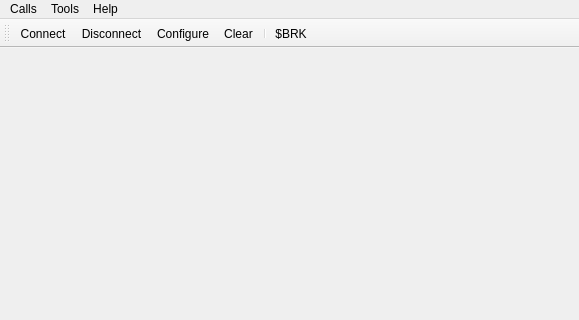
Above: mainwindow.ui from CodElecCz/SagemMorphoUI before the change; both pictures show x 0 to 579 and y 0 to 320 of the 579 by 500 pixel window. Below: the same form after it.
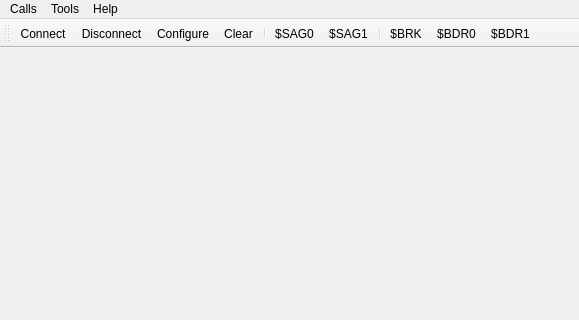
That is the form after the change. Icons and pictures are not drawn.

```diff
--- a/mainwindow.ui
+++ b/mainwindow.ui
@@ -64,7 +64,12 @@
    <addaction name="actionConfigure"/>
    <addaction name="actionClear"/>
    <addaction name="separator"/>
+   <addaction name="action_SAG0"/>
+   <addaction name="action_SAG1"/>
+   <addaction name="separator"/>
    <addaction name="actionBreak"/>
+   <addaction name="action_BDR0"/>
+   <addaction name="action_BDR1"/>
   </widget>
   <widget class="QStatusBar" name="statusBar"/>
   <action name="actionAbout">
@@ -166,6 +171,38 @@
     <string>Ctrl+B</string>
    </property>
   </action>
+  <action name="action_SAG0">
+   <property name="text">
+    <string>$SAG0</string>
+   </property>
+   <property name="toolTip">
+    <string>Internal reader</string>
+   </property>
+  </action>
+  <action name="action_SAG1">
+   <property name="text">
+    <string>$SAG1</string>
+   </property>
+   <property name="toolTip">
+    <string>External reader</string>
+   </property>
+  </action>
+  <action name="action_BDR0">
+   <property name="text">
+    <string>$BDR0</string>
+   </property>
+   <property name="toolTip">
+    <string>Baudrate 9600</string>
+   </property>
+  </action>
+  <action name="action_BDR1">
+   <property name="text">
+    <string>$BDR1</string>
+   </property>
+   <property name="toolTip">
+    <string>Baudrate 115200</string>
+   </property>
+  </action>
  </widget>
  <layoutdefault spacing="6" margin="11"/>
  <resources>
```
